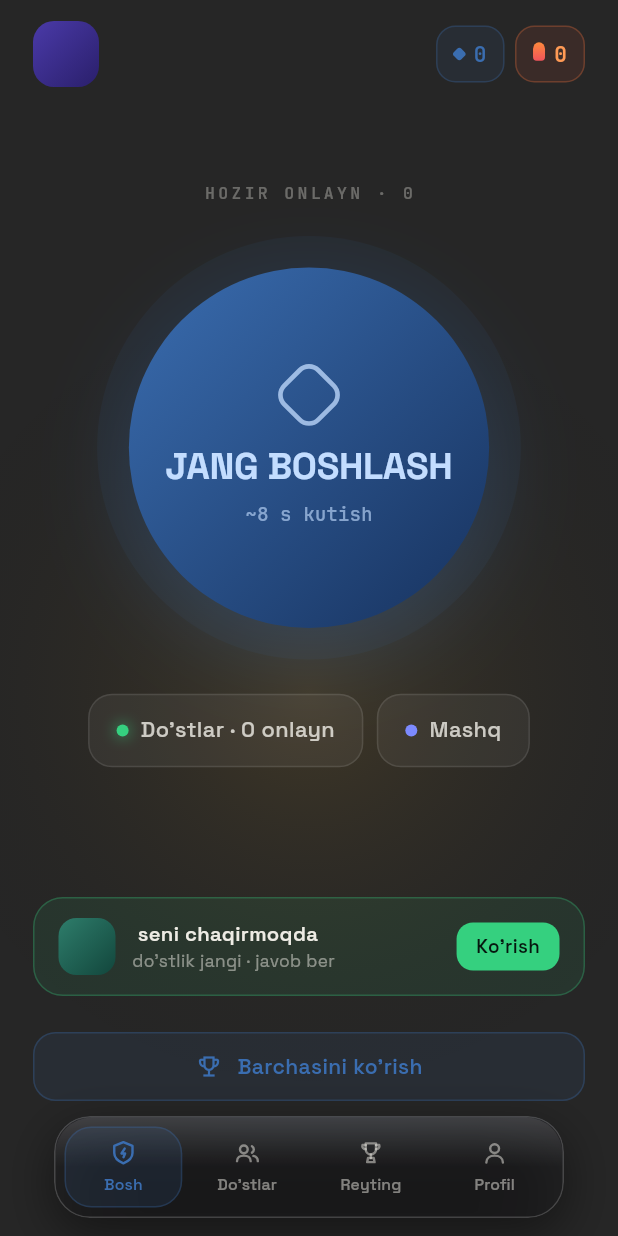
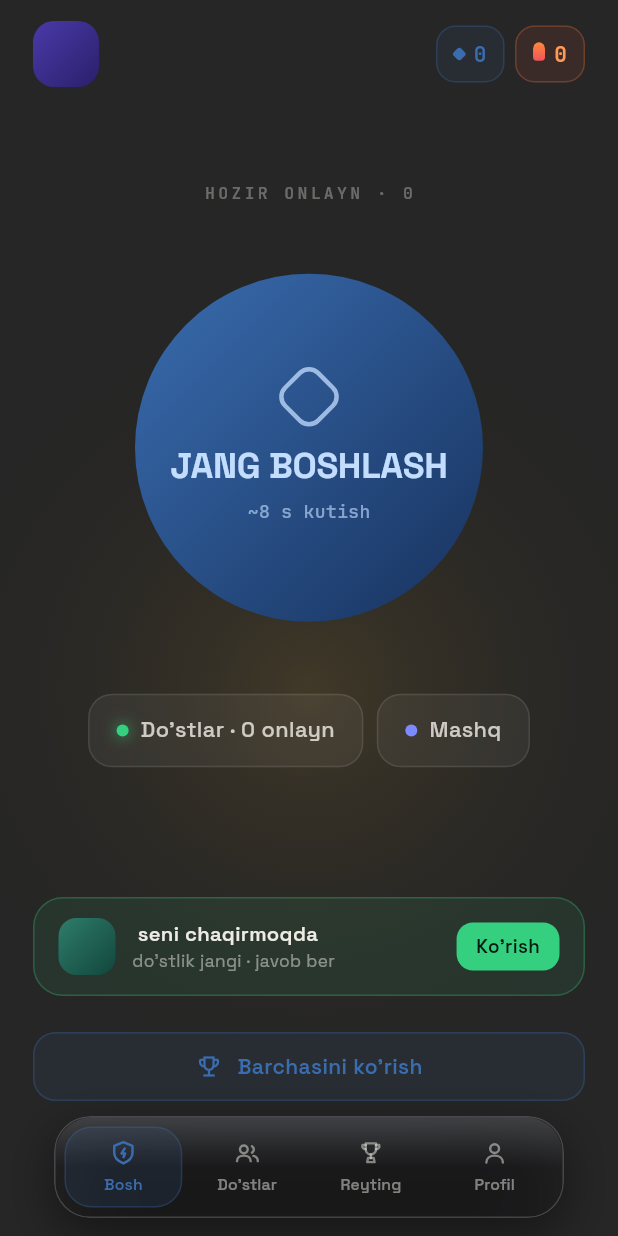
Before and after one commit to benxur01/wordbattlemobileapp, a Flutter app: the LobbyScreen widget shown alone on an empty page, opened directly with empty values, on a phone screen of 412 x 824 dp. Run offline on Flutter 3.47's test engine with Material 3 defaults, Android fonts, the phone set to English and light mode, and no system bars; our stand-ins replace app_links, google_sign_in, share_plus, shared_preferences; missing offline and left inert: google_sign_in_web; accounts and stored records are empty; network calls fail.

Commit message:
Remove pulsing glow behind the lobby start-battle button
The GlowOrb wrapper's continuous pulse read as distracting rather than
inviting on the lobby's main CTA; the button itself is unchanged.

Co-Authored-By: Claude Sonnet 5 <noreply@anthropic.com>
Claude-Session: https://claude.ai/code/session_012zmFrMjC6NKJ6yRRTzucMg

```diff
--- a/lib/screens/lobby_screen.dart
+++ b/lib/screens/lobby_screen.dart
@@ -8,7 +8,6 @@ import '../api/tournament_models.dart';
 import '../theme.dart';
 import '../widgets/bottom_nav.dart';
 import '../widgets/flame_badge.dart';
-import '../widgets/glow_orb.dart';
 import '../widgets/primary_button.dart';
 
 class LobbyScreen extends StatelessWidget {
@@ -175,9 +174,7 @@ class LobbyScreen extends StatelessWidget {
                     ),
                   ),
                   const SizedBox(height: 22),
-                  GlowOrb(
-                    glowColor: WBColors.accent,
-                    child: Pressable(
+                  Pressable(
                     onTap: onStartMatch,
                     pressScale: .97,
                     child: Container(
@@ -227,7 +224,6 @@ class LobbyScreen extends StatelessWidget {
                             ),
                           ),
                         ],
-                        ),
                       ),
                     ),
                   ),
```
Lines whose indentation alone changed are shown as unchanged.
